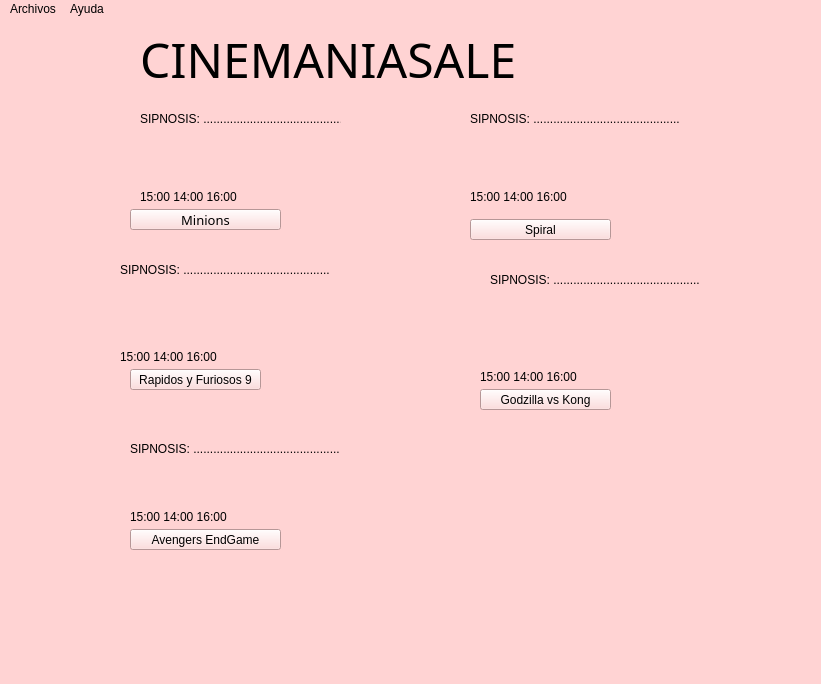
Old version of the form ventanap.ui in the repository Jtobar-Ec/Cine-Mejorado.
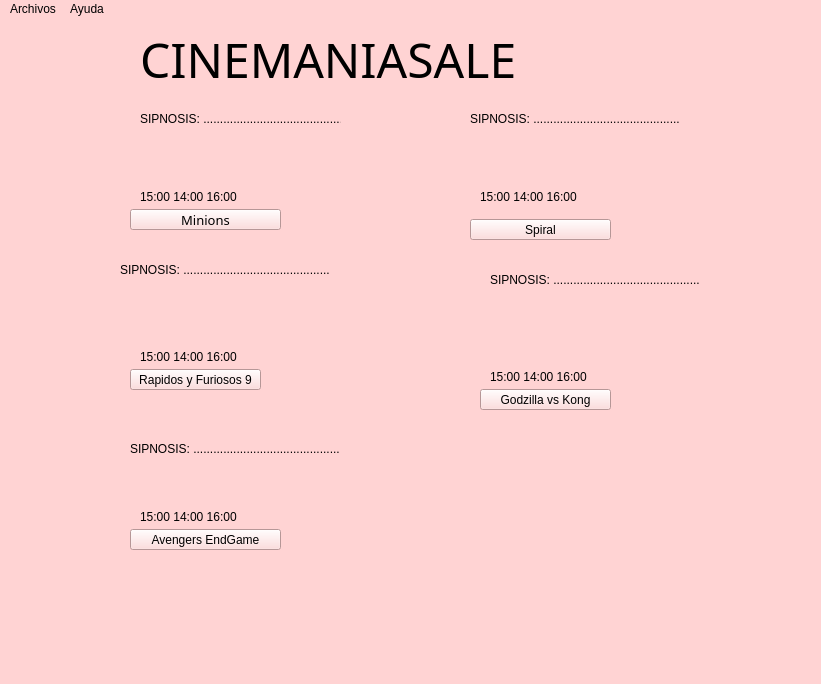
New version of the form. Icons and pictures are not drawn.

Patch:
```diff
--- a/ventanap.ui
+++ b/ventanap.ui
@@ -269,9 +269,9 @@
    <widget class="QLabel" name="label_12">
     <property name="geometry">
      <rect>
-      <x>130</x>
+      <x>140</x>
       <y>490</y>
-      <width>101</width>
+      <width>131</width>
       <height>16</height>
      </rect>
     </property>
@@ -282,9 +282,9 @@
    <widget class="QLabel" name="label_13">
     <property name="geometry">
      <rect>
-      <x>120</x>
+      <x>140</x>
       <y>330</y>
-      <width>101</width>
+      <width>131</width>
       <height>16</height>
      </rect>
     </property>
@@ -297,7 +297,7 @@
      <rect>
       <x>140</x>
       <y>170</y>
-      <width>101</width>
+      <width>151</width>
       <height>16</height>
      </rect>
     </property>
@@ -308,9 +308,9 @@
    <widget class="QLabel" name="label_15">
     <property name="geometry">
      <rect>
-      <x>470</x>
+      <x>480</x>
       <y>170</y>
-      <width>101</width>
+      <width>151</width>
       <height>16</height>
      </rect>
     </property>
@@ -321,9 +321,9 @@
    <widget class="QLabel" name="label_16">
     <property name="geometry">
      <rect>
-      <x>480</x>
+      <x>490</x>
       <y>350</y>
-      <width>101</width>
+      <width>141</width>
       <height>16</height>
      </rect>
     </property>
```
Left out of the diff: 8 changed lines with no effect on the pictures.
